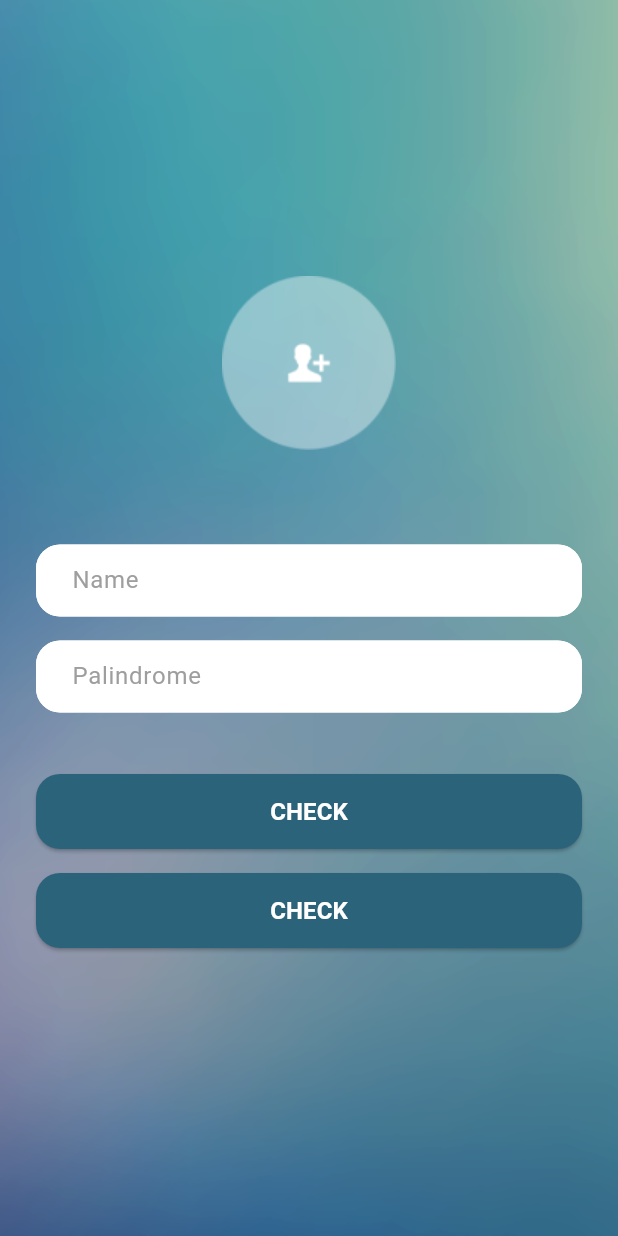
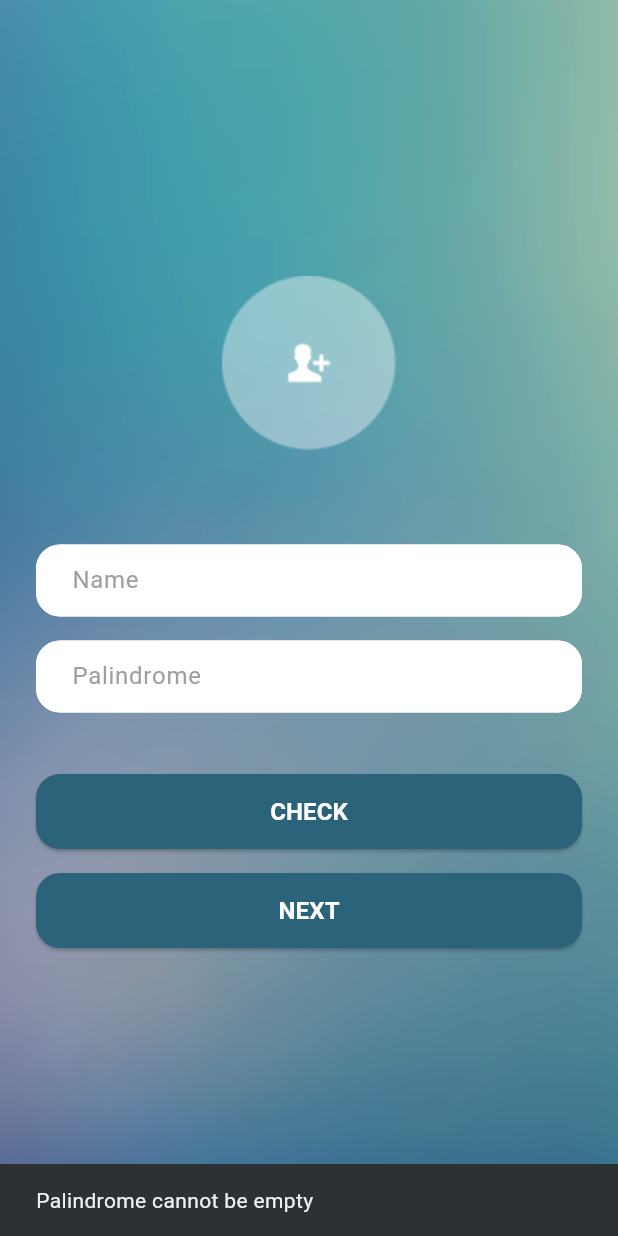
Before and after one commit to ifky06/suitmedia_mobile_dev_test, a Flutter app: the screen it shows after launch, after a tap on "CHECK", on a phone screen of 412 x 824 dp. Run offline on Flutter 3.47's test engine with Material 3 defaults, Android fonts, the phone set to English and light mode, and no system bars.

Commit message:
Add palindrome checking functionality

```diff
--- /dev/null
+++ b/lib/components/elevated_button.dart
@@ -0,0 +1,36 @@
+import 'package:flutter/material.dart';
+import 'package:suitmedia_mobile_dev_test/Theme/custom_theme.dart';
+
+class MyElevatedButton extends StatelessWidget {
+  final String titleText;
+  final void Function()? onPressed;
+
+  const MyElevatedButton({
+    super.key,
+    required this.titleText,
+    this.onPressed,
+  });
+
+  @override
+  Widget build(BuildContext context) {
+    return Container(
+      margin: const EdgeInsets.symmetric(vertical: 8),
+      height: 50,
+      width: double.infinity,
+      child: ElevatedButton(
+        onPressed: onPressed,
+        style: ElevatedButton.styleFrom(
+          backgroundColor: CustomTheme.darkBlue,
+          shape: RoundedRectangleBorder(
+            borderRadius: BorderRadius.circular(16),
+          ),
+        ),
+        child: Text(
+          titleText,
+          style: const TextStyle(
+              fontSize: 16, fontWeight: FontWeight.bold, color: Colors.white),
+        ),
+      ),
+    );
+  }
+}
--- /dev/null
+++ b/lib/components/text_field.dart
@@ -0,0 +1,41 @@
+import 'package:flutter/material.dart';
+
+class MyTextField extends StatelessWidget {
+  final String initialValue;
+  final String hintText;
+  final void Function(String)? onChanged;
+
+  const MyTextField({
+    super.key,
+    this.initialValue = '',
+    required this.hintText,
+    this.onChanged,
+  });
+
+  @override
+  Widget build(BuildContext context) {
+    return Container(
+      margin: const EdgeInsets.symmetric(vertical: 8),
+      decoration: BoxDecoration(
+        color: Colors.white,
+        borderRadius: BorderRadius.circular(16),
+      ),
+      child: TextFormField(
+        onChanged: onChanged,
+        initialValue: initialValue,
+        decoration: InputDecoration(
+          hintText: hintText,
+          hintStyle: const TextStyle(color: Colors.grey),
+          contentPadding: const EdgeInsets.symmetric(horizontal: 20),
+          border: const OutlineInputBorder(
+            borderRadius: BorderRadius.all(Radius.circular(16)),
+          ),
+          enabledBorder: const OutlineInputBorder(
+            borderRadius: BorderRadius.all(Radius.circular(16)),
+            borderSide: BorderSide(color: Colors.white),
+          ),
+        ),
+      ),
+    );
+  }
+}
--- a/lib/pages/first_screen.dart
+++ b/lib/pages/first_screen.dart
@@ -1,11 +1,44 @@
 import 'package:flutter/material.dart';
 import 'package:suitmedia_mobile_dev_test/Theme/custom_theme.dart';
+import 'package:suitmedia_mobile_dev_test/components/elevated_button.dart';
+import 'package:suitmedia_mobile_dev_test/components/text_field.dart';
 
 class FirstScreen extends StatelessWidget {
   const FirstScreen({super.key});
 
+  void _checkPalindrome(BuildContext context, String palindrome) {
+    ScaffoldMessenger.of(context).clearSnackBars();
+
+    final isPalindrome = palindrome == palindrome.split('').reversed.join();
+
+    if (palindrome.isEmpty) {
+      ScaffoldMessenger.of(context).showSnackBar(
+        const SnackBar(
+          content: Text('Palindrome cannot be empty'),
+        ),
+      );
+      return;
+    }
+    if (isPalindrome) {
+      ScaffoldMessenger.of(context).showSnackBar(
+        const SnackBar(
+          content: Text('Palindrome'),
+        ),
+      );
+    } else {
+      ScaffoldMessenger.of(context).showSnackBar(
+        const SnackBar(
+          content: Text('Not palindrome'),
+        ),
+      );
+    }
+  }
+
   @override
   Widget build(BuildContext context) {
+    String name = '';
+    String palindrome = '';
+
     return Scaffold(
       body: Container(
           constraints: const BoxConstraints.expand(),
@@ -23,90 +56,27 @@ class FirstScreen extends StatelessWidget {
               children: [
                 Image.asset('assets/image/ic_photo.png'),
                 const SizedBox(height: 55),
-                Container(
-                  margin: const EdgeInsets.symmetric(vertical: 8),
-                  decoration: BoxDecoration(
-                    color: Colors.white,
-                    borderRadius: BorderRadius.circular(16),
-                  ),
-                  child: TextFormField(
-                    decoration: const InputDecoration(
-                      hintText: 'Name',
-                      hintStyle: TextStyle(color: Colors.grey),
-                      contentPadding: EdgeInsets.symmetric(horizontal: 20),
-                      border: OutlineInputBorder(
-                        borderRadius: BorderRadius.all(Radius.circular(16)),
-                      ),
-                      enabledBorder: OutlineInputBorder(
-                        borderRadius: BorderRadius.all(Radius.circular(16)),
-                        borderSide: BorderSide(color: Colors.white),
-                      ),
-                    ),
-                  ),
+                MyTextField(
+                  hintText: 'Name',
+                  onChanged: (value) {
+                    name = value;
+                  },
                 ),
-                Container(
-                  margin: const EdgeInsets.symmetric(vertical: 8),
-                  decoration: BoxDecoration(
-                    color: Colors.white,
-                    borderRadius: BorderRadius.circular(16),
-                  ),
-                  child: TextFormField(
-                    decoration: const InputDecoration(
-                      hintText: 'Palindrome',
-                      hintStyle: TextStyle(color: Colors.grey),
-                      contentPadding: EdgeInsets.symmetric(horizontal: 20),
-                      border: OutlineInputBorder(
-                        borderRadius: BorderRadius.all(Radius.circular(16)),
-                      ),
-                      enabledBorder: OutlineInputBorder(
-                        borderRadius: BorderRadius.all(Radius.circular(16)),
-                        borderSide: BorderSide(color: Colors.white),
-                      ),
-                    ),
-                  ),
+                MyTextField(
+                  hintText: 'Palindrome',
+                  onChanged: (value) {
+                    palindrome = value;
+                  },
                 ),
-                SizedBox(height: 25),
-                Container(
-                  margin: const EdgeInsets.symmetric(vertical: 8),
-                  height: 50,
-                  width: double.infinity,
-                  child: ElevatedButton(
-                    onPressed: () {},
-                    style: ElevatedButton.styleFrom(
-                      backgroundColor: CustomTheme.darkBlue,
-                      shape: RoundedRectangleBorder(
-                        borderRadius: BorderRadius.circular(16),
-                      ),
-                    ),
-                    child: const Text(
-                      'CHECK',
-                      style: TextStyle(
-                          fontSize: 16,
-                          fontWeight: FontWeight.bold,
-                          color: Colors.white),
-                    ),
-                  ),
-                ),
-                Container(
-                  margin: const EdgeInsets.symmetric(vertical: 8),
-                  height: 50,
-                  width: double.infinity,
-                  child: ElevatedButton(
-                    onPressed: () {},
-                    style: ElevatedButton.styleFrom(
-                      backgroundColor: CustomTheme.darkBlue,
-                      shape: RoundedRectangleBorder(
-                        borderRadius: BorderRadius.circular(16),
-                      ),
-                    ),
-                    child: const Text(
-                      'CHECK',
-                      style: TextStyle(
-                          fontSize: 16,
-                          fontWeight: FontWeight.bold,
-                          color: Colors.white),
-                    ),
-                  ),
+                const SizedBox(height: 25),
+                MyElevatedButton(
+                    titleText: 'CHECK',
+                    onPressed: () {
+                      _checkPalindrome(context, palindrome);
+                    }),
+                MyElevatedButton(
+                  titleText: 'NEXT',
+                  onPressed: () {},
                 ),
               ],
             ),
```
